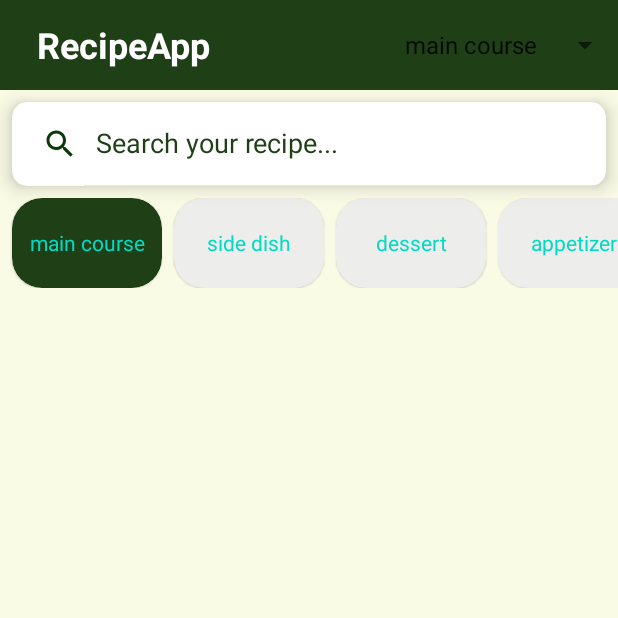
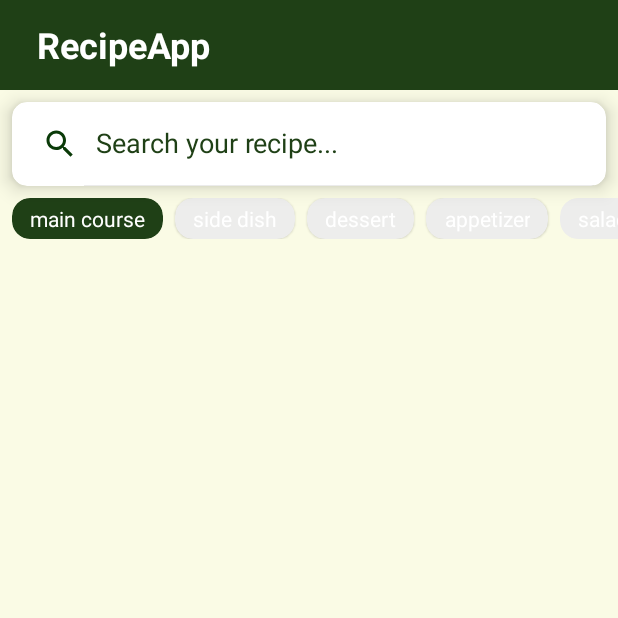
Before and after one commit to StacyOrl/NewRecipeApp, an Android app: the screen it shows after launch (MainActivity), on a phone screen of 412 x 824 dp, the top half of it. Run offline under Robolectric (Android 15) with nearby library versions, the phone set to English and light mode, and no system bars; 1 statement that could not run was skipped.

Commit message:
text color change

```diff
--- a/app/src/main/java/com/stasyorl/recipeapp/Adapters/CategoryAdapter.java
+++ b/app/src/main/java/com/stasyorl/recipeapp/Adapters/CategoryAdapter.java
@@ -1,6 +1,8 @@
 package com.stasyorl.recipeapp.Adapters;
 
+import android.annotation.SuppressLint;
 import android.content.Context;
+import android.content.res.Resources;
 import android.view.LayoutInflater;
 import android.view.View;
 import android.view.ViewGroup;
@@ -37,13 +39,16 @@ public class CategoryAdapter extends RecyclerView.Adapter<CategoryViewHolder> {
         return new CategoryViewHolder(LayoutInflater.from(context).inflate(R.layout.category_item, parent, false));
     }
 
+    @SuppressLint("ResourceAsColor")
     @Override
     public void onBindViewHolder(@NonNull CategoryViewHolder holder, int position) {
         holder.txt.setText(categories.get(position).getName());
        if(categories.get(position).isChecked()){
            holder.category_item.setCardBackgroundColor(ContextCompat.getColor(context, R.color.dark_green));
+           holder.txt.setHintTextColor(R.color.white);
        }else {
            holder.category_item.setCardBackgroundColor(ContextCompat.getColor(context, R.color.grey_bg));
+           holder.txt.setHintTextColor(R.color.black);
        }
         holder.category_item.setOnClickListener(view -> {
 
--- a/app/src/main/java/com/stasyorl/recipeapp/MainActivity.java
+++ b/app/src/main/java/com/stasyorl/recipeapp/MainActivity.java
@@ -29,7 +29,6 @@ public class MainActivity extends AppCompatActivity implements CategoryListener
 
     SearchView searchView;
 
-    Spinner spinner;
     List<String> tags = new ArrayList<>();
 
     String[] categoryArray;
@@ -68,18 +67,8 @@ public class MainActivity extends AppCompatActivity implements CategoryListener
         });
 
 
-//        spinner = findViewById(R.id.spinner_tags);
-//        ArrayAdapter arrayAdapter = ArrayAdapter.createFromResource(
-//                this,
-//                R.array.tags,
-//                R.layout.spinner_text);
-//        arrayAdapter.setDropDownViewResource(R.layout.spinner_inner_text);
-//        spinner.setAdapter(arrayAdapter);
-//        spinner.setOnItemSelectedListener(spinnerSelectedListener);
-
+//
         manager = new RequestManager(this);
-//        manager.getRandomRecipes(randomRecipeResponseListener);
-//        dialog.show();
 
         categoryArray = MainActivity.this.getResources().getStringArray(R.array.tags);
         recycle_category = findViewById(R.id.category_recycler);
@@ -123,22 +112,6 @@ public class MainActivity extends AppCompatActivity implements CategoryListener
         return models;
     }
 
-    private final AdapterView.OnItemSelectedListener spinnerSelectedListener = new AdapterView.OnItemSelectedListener() {
-        @Override
-        public void onItemSelected(AdapterView<?> adapterView, View view, int i, long l) {
-            tags.clear();
-            tags.add(adapterView.getSelectedItem().toString());
-            manager.getRandomRecipes(randomRecipeResponseListener, tags);
-            dialog.show();
-
-
-        }
-
-        @Override
-        public void onNothingSelected(AdapterView<?> adapterView) {
-
-        }
-    };
 
     private final RecipeClickListener recipeClickListener = new RecipeClickListener() {
         @Override
@@ -157,14 +130,5 @@ public class MainActivity extends AppCompatActivity implements CategoryListener
         dialog.show();
     }
 
-//    private final CategoryListener categoryListener = new CategoryListener() {
-//        @Override
-//        public void onCategoryClicked(View view, int position) {
-//            tags.clear();
-//            tags.add(view..toString());
-//            manager.getRandomRecipes(randomRecipeResponseListener, tags);
-//            dialog.show();
-//        }
-//    };
 
 }
--- a/app/src/main/res/layout/activity_main.xml
+++ b/app/src/main/res/layout/activity_main.xml
@@ -30,20 +30,6 @@
              android:textSize="24sp"
              android:textStyle="bold" />
 
-         <Spinner
-             android:id="@+id/spinner_tags"
-             android:layout_width="wrap_content"
-             android:layout_height="match_parent"
-             android:layout_alignParentEnd="true"
-             android:layout_alignParentBottom="true"
-             android:layout_marginEnd="-2dp"
-             android:layout_marginBottom="0dp"
-             android:alwaysDrawnWithCache="false"
-             android:animateLayoutChanges="false"
-             android:animationCache="false"
-             android:entries="@array/tags"
-             android:gravity="center"
-             android:spinnerMode="dropdown" />
       </RelativeLayout>
    </androidx.appcompat.widget.Toolbar>
 
--- a/app/src/main/res/layout/category_item.xml
+++ b/app/src/main/res/layout/category_item.xml
@@ -4,19 +4,22 @@
     xmlns:app="http://schemas.android.com/apk/res-auto"
     xmlns:tools="http://schemas.android.com/tools"
     android:id="@+id/category_item"
-    android:layout_width="100dp"
-    android:layout_height="60dp"
+    android:layout_width="wrap_content"
+    android:layout_height="wrap_content"
     android:layout_marginStart="8dp"
     android:textAlignment="center"
-    app:cardCornerRadius="20dp"
-    android:elevation="4dp">
+    app:cardCornerRadius="12dp"
+    android:elevation="4dp"
+    >
     <TextView
         android:id="@+id/btn_text"
         android:layout_width="match_parent"
         android:layout_height="match_parent"
         android:gravity="center"
-        android:textColor="@color/teal_200"
+        android:textColor="@color/white"
         android:layout_gravity="center"
+        android:paddingHorizontal="12dp"
+        android:paddingVertical="4dp"
         tools:text="Category1"/>
 
 </com.google.android.material.card.MaterialCardView>
```
